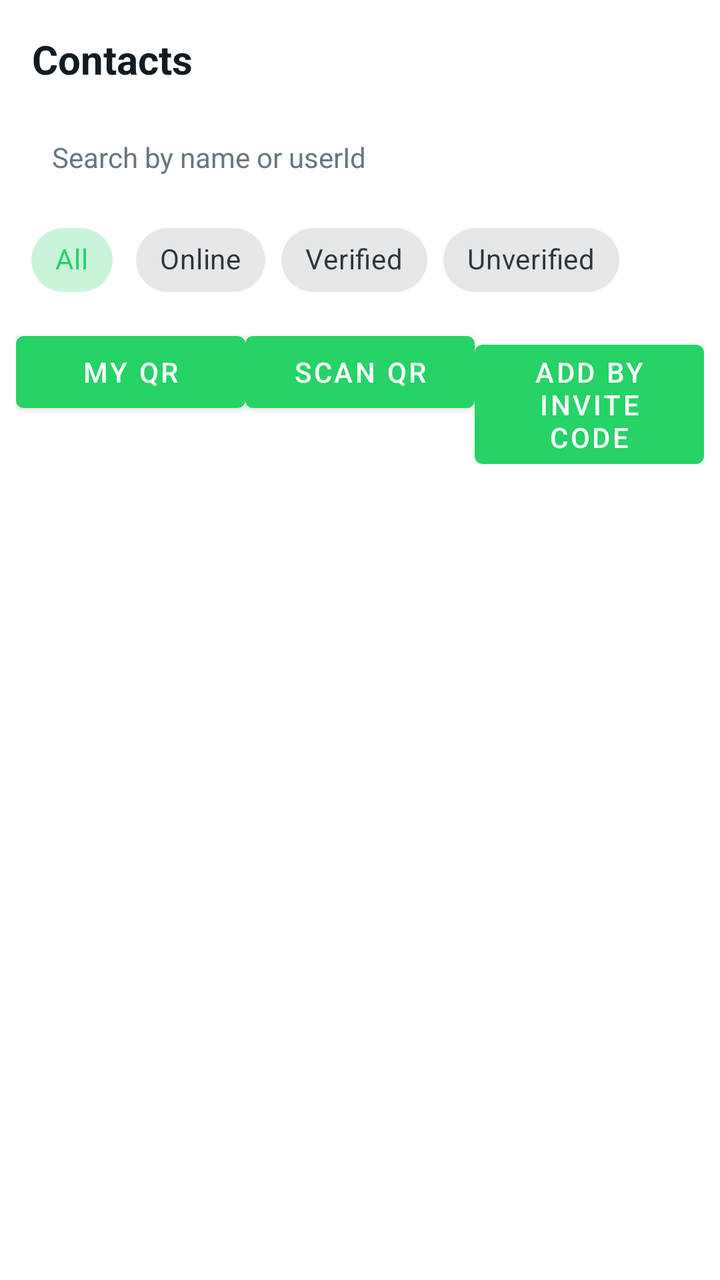
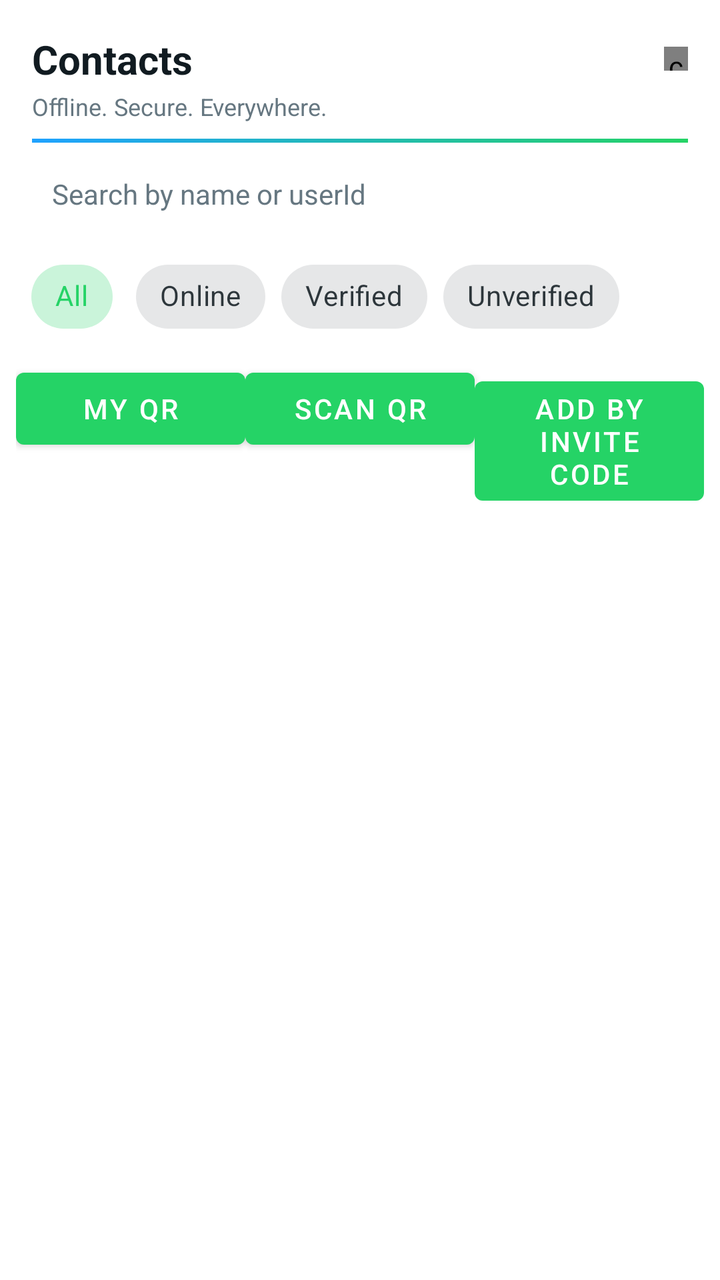

Two renders of the same Android screen: before a commit and after it. Below are the layout's source before the change and the commit's diff.
<!-- AndroidManifest.xml: application theme Theme.TharMesh -->
<!-- res/layout/fragment_contacts.xml -->
<?xml version="1.0" encoding="utf-8"?>
<LinearLayout xmlns:android="http://schemas.android.com/apk/res/android"
    android:layout_width="match_parent"
    android:layout_height="match_parent"
    android:background="?attr/tmBg"
    android:orientation="vertical">

    <TextView
        android:layout_width="match_parent"
        android:layout_height="wrap_content"
        android:background="?attr/tmBg"
        android:padding="16dp"
        android:text="@string/contacts_title"
        android:textColor="?attr/tmTextPrimary"
        android:textSize="20sp"
        android:textStyle="bold" />

    <EditText
        android:id="@+id/edit_search_contacts"
        android:layout_width="match_parent"
        android:layout_height="wrap_content"
        android:layout_marginStart="16dp"
        android:layout_marginEnd="16dp"
        android:layout_marginBottom="8dp"
        android:background="?attr/tmSurface"
        android:hint="@string/contacts_search_hint"
        android:imeOptions="actionSearch"
        android:inputType="text"
        android:maxLines="1"
        android:padding="10dp"
        android:textColor="?attr/tmTextPrimary"
        android:textColorHint="?attr/tmTextSecondary"
        android:textSize="14sp" />

    <com.google.android.material.chip.ChipGroup
        android:id="@+id/contacts_filter_chips"
        android:layout_width="match_parent"
        android:layout_height="wrap_content"
        android:layout_marginStart="12dp"
        android:layout_marginEnd="12dp"
        app:singleSelection="true"
        app:selectionRequired="true"
        xmlns:app="http://schemas.android.com/apk/res-auto">

        <com.google.android.material.chip.Chip
            android:id="@+id/chip_all"
            style="@style/Widget.MaterialComponents.Chip.Choice"
            android:layout_width="wrap_content"
            android:layout_height="wrap_content"
            android:checked="true"
            android:text="@string/contacts_filter_all" />

        <com.google.android.material.chip.Chip
            android:id="@+id/chip_online"
            style="@style/Widget.MaterialComponents.Chip.Choice"
            android:layout_width="wrap_content"
            android:layout_height="wrap_content"
            android:text="@string/contacts_filter_online" />

        <com.google.android.material.chip.Chip
            android:id="@+id/chip_verified"
            style="@style/Widget.MaterialComponents.Chip.Choice"
            android:layout_width="wrap_content"
            android:layout_height="wrap_content"
            android:text="@string/contacts_filter_verified" />

        <com.google.android.material.chip.Chip
            android:id="@+id/chip_unverified"
            style="@style/Widget.MaterialComponents.Chip.Choice"
            android:layout_width="wrap_content"
            android:layout_height="wrap_content"
            android:text="@string/contacts_filter_unverified" />
    </com.google.android.material.chip.ChipGroup>

    <LinearLayout
        android:layout_width="match_parent"
        android:layout_height="wrap_content"
        android:background="?attr/tmSurface"
        android:orientation="horizontal"
        android:padding="8dp">

        <Button
            android:id="@+id/btn_my_qr"
            android:layout_width="0dp"
            android:layout_height="wrap_content"
            android:layout_weight="1"
            android:text="@string/contacts_my_qr" />

        <Button
            android:id="@+id/btn_scan_qr"
            android:layout_width="0dp"
            android:layout_height="wrap_content"
            android:layout_weight="1"
            android:text="@string/contacts_scan_qr" />

        <Button
            android:id="@+id/btn_add_invite"
            android:layout_width="0dp"
            android:layout_height="wrap_content"
            android:layout_weight="1"
            android:text="@string/contacts_add_by_invite" />
    </LinearLayout>

    <FrameLayout
        android:layout_width="match_parent"
        android:layout_height="0dp"
        android:layout_weight="1">

        <androidx.recyclerview.widget.RecyclerView
            android:id="@+id/recycler_contacts"
            android:layout_width="match_parent"
            android:layout_height="match_parent"
            android:layoutAnimation="@anim/layout_animation_fade_in" />

        <LinearLayout
            android:id="@+id/empty_contacts"
            android:layout_width="wrap_content"
            android:layout_height="wrap_content"
            android:layout_gravity="center"
            android:gravity="center"
            android:orientation="vertical"
            android:padding="@dimen/tm_space_xxl"
            android:visibility="gone">

            <TextView
                style="@style/Text.H2"
                android:layout_width="wrap_content"
                android:layout_height="wrap_content"
                android:gravity="center"
                android:text="@string/contacts_empty_title" />

            <TextView
                style="@style/Text.Meta"
                android:layout_width="wrap_content"
                android:layout_height="wrap_content"
                android:layout_marginTop="@dimen/tm_space_s"
                android:gravity="center"
                android:lineSpacingExtra="2dp"
                android:text="@string/contacts_empty_subtitle" />

            
            <Button
                android:id="@+id/empty_btn_scan_qr"
                style="@style/TmButton.Primary"
                android:layout_width="wrap_content"
                android:layout_height="wrap_content"
                android:layout_marginTop="@dimen/tm_space_l"
                android:minWidth="200dp"
                android:text="@string/contacts_scan_qr" />

            <Button
                android:id="@+id/empty_btn_find_nearby"
                style="?android:attr/borderlessButtonStyle"
                android:layout_width="wrap_content"
                android:layout_height="wrap_content"
                android:layout_marginTop="@dimen/tm_space_s"
                android:minWidth="200dp"
                android:text="@string/new_chat_action_find_nearby" />
        </LinearLayout>
    </FrameLayout>

</LinearLayout>
<!-- resources referenced by this layout -->
<resources>
  <style name="Theme.TharMesh" parent="Theme.MaterialComponents.DayNight.NoActionBar">
          
          <item name="colorPrimary">@color/tm_light_neon_green</item>
          <item name="colorPrimaryVariant">@color/tm_light_neon_green_dim</item>
          <item name="colorOnPrimary">@color/tm_light_bg</item>
          <item name="colorSecondary">@color/tm_light_neon_cyan</item>
          <item name="colorSecondaryVariant">@color/tm_light_neon_cyan_dim</item>
          <item name="colorOnSecondary">@color/tm_light_bg</item>
          <item name="colorSurface">@color/tm_light_surface</item>
          <item name="colorOnSurface">@color/tm_light_text_primary</item>
          <item name="android:colorBackground">@color/tm_light_bg</item>
          <item name="android:textColorPrimary">@color/tm_light_text_primary</item>
          <item name="android:textColorSecondary">@color/tm_light_text_secondary</item>
          <item name="android:windowBackground">@color/tm_light_bg</item>
          <item name="android:statusBarColor" tools:targetApi="l">@color/tm_light_bg</item>
          <item name="android:navigationBarColor" tools:targetApi="l">@color/tm_light_bg</item>
          <item name="android:windowLightStatusBar" tools:targetApi="m">true</item>
  
          
          <item name="tmBg">@color/tm_light_bg</item>
          <item name="tmBg2">@color/tm_light_bg_2</item>
          <item name="tmSurface">@color/tm_light_surface</item>
          <item name="tmSurface2">@color/tm_light_surface_2</item>
          <item name="tmSurfaceGlass">@color/tm_light_surface_glass</item>
          <item name="tmStroke">@color/tm_light_stroke</item>
          <item name="tmStrokeSoft">@color/tm_light_stroke_soft</item>
  
          <item name="tmTextPrimary">@color/tm_light_text_primary</item>
          <item name="tmTextSecondary">@color/tm_light_text_secondary</item>
          <item name="tmTextMuted">@color/tm_light_text_muted</item>
  
          <item name="tmNeonCyan">@color/tm_light_neon_cyan</item>
          <item name="tmNeonCyanDim">@color/tm_light_neon_cyan_dim</item>
          <item name="tmNeonGreen">@color/tm_light_neon_green</item>
          <item name="tmNeonGreenDim">@color/tm_light_neon_green_dim</item>
          <item name="tmDesertAmber">@color/tm_light_desert_amber</item>
          <item name="tmDanger">@color/tm_light_danger</item>
          <item name="tmDangerDim">@color/tm_light_danger_dim</item>
          <item name="tmWarning">@color/tm_light_warning</item>
  
          <item name="tmBubbleMeStart">@color/tm_light_bubble_me_start</item>
          <item name="tmBubbleMeEnd">@color/tm_light_bubble_me_end</item>
          <item name="tmBubblePeer">@color/tm_light_bubble_peer</item>
          <item name="tmBubbleTextMe">@color/tm_light_bubble_text_me</item>
          <item name="tmBubbleTextPeer">@color/tm_light_bubble_text_peer</item>
  
          <item name="tmTickRead">@color/tm_light_tick_read</item>
          <item name="tmTickDefault">@color/tm_light_tick_default</item>
          <item name="tmUnreadBadge">@color/tm_light_unread_badge</item>
          <item name="tmUnreadBadgeText">@color/tm_light_unread_badge_text</item>
  
          <item name="tmGradientTop">@color/tm_light_gradient_top</item>
          <item name="tmGradientBottom">@color/tm_light_gradient_bottom</item>
          <item name="tmGlowCyan20">@color/tm_light_glow_cyan_20</item>
          <item name="tmGlowGreen20">@color/tm_light_glow_green_20</item>
          <item name="tmGlowDanger20">@color/tm_light_glow_danger_20</item>
  
          <item name="tmSearchFill">@color/tm_light_search_fill</item>
      </style>
  <!-- unchanged entries left out for length: 53 -->
</resources>

<!-- the commit's change to res/layout/fragment_contacts.xml (unified diff, before → after) -->
@@ -5,15 +5,52 @@
     android:background="?attr/tmBg"
     android:orientation="vertical">
 
-    <TextView
+    
+    <LinearLayout
         android:layout_width="match_parent"
         android:layout_height="wrap_content"
         android:background="?attr/tmBg"
-        android:padding="16dp"
-        android:text="@string/contacts_title"
-        android:textColor="?attr/tmTextPrimary"
-        android:textSize="20sp"
-        android:textStyle="bold" />
+        android:orientation="vertical"
+        android:paddingStart="16dp"
+        android:paddingEnd="16dp"
+        android:paddingTop="16dp"
+        android:paddingBottom="6dp">
+
+        <LinearLayout
+            android:layout_width="match_parent"
+            android:layout_height="wrap_content"
+            android:gravity="center_vertical"
+            android:orientation="horizontal">
+
+            <TextView
+                android:layout_width="0dp"
+                android:layout_height="wrap_content"
+                android:layout_weight="1"
+                android:text="@string/contacts_title"
+                android:textColor="?attr/tmTextPrimary"
+                android:textSize="20sp"
+                android:textStyle="bold" />
+
+            <com.tharmesh.ui.widget.PulsingDot
+                android:id="@+id/dot_brand_status"
+                android:layout_width="12dp"
+                android:layout_height="12dp" />
+        </LinearLayout>
+
+        <TextView
+            android:layout_width="wrap_content"
+            android:layout_height="wrap_content"
+            android:layout_marginTop="2dp"
+            android:text="@string/app_subtagline"
+            android:textColor="?attr/tmTextSecondary"
+            android:textSize="12sp" />
+
+        <View
+            android:layout_width="match_parent"
+            android:layout_height="2dp"
+            android:layout_marginTop="8dp"
+            android:background="@drawable/bg_brand_accent_underline" />
+    </LinearLayout>
 
     <EditText
         android:id="@+id/edit_search_contacts"
<!-- resource entries referenced after the edit -->
@@ -1,5 +1,17 @@
 <!-- resources referenced by this layout -->
 <resources>
+  <!-- drawable bg_brand_accent_underline (drawable) -->
+  <?xml version="1.0" encoding="utf-8"?>
+  <shape xmlns:android="http://schemas.android.com/apk/res/android"
+      android:shape="rectangle">
+      <gradient
+          android:type="linear"
+          android:angle="0"
+          android:startColor="?attr/tmGradientAccentStart"
+          android:endColor="?attr/tmGradientAccentEnd" />
+      <size android:height="2dp" />
+  </shape>
+  <string name="app_subtagline">Offline. Secure. Everywhere.</string>
   <style name="Theme.TharMesh" parent="Theme.MaterialComponents.DayNight.NoActionBar">
           
           <item name="colorPrimary">@color/tm_light_neon_green</item>
@@ -58,7 +70,29 @@
           <item name="tmGlowDanger20">@color/tm_light_glow_danger_20</item>
   
           <item name="tmSearchFill">@color/tm_light_search_fill</item>
+  
+          
+          <item name="tmSurfaceGlassRaised">@color/tm_light_surface_glass_raised</item>
+          <item name="tmSurfaceGlassFloating">@color/tm_light_surface_glass_floating</item>
+          <item name="tmGlassHighlight">@color/tm_light_glass_highlight</item>
+          <item name="tmGradientAccentStart">@color/tm_light_gradient_accent_start</item>
+          <item name="tmGradientAccentEnd">@color/tm_light_gradient_accent_end</item>
+          <item name="tmShadowSoft">@color/tm_light_shadow_soft</item>
+          <item name="tmDotConnected">@color/tm_light_dot_connected</item>
+          <item name="tmDotSearching">@color/tm_light_dot_searching</item>
+          <item name="tmDotOffline">@color/tm_light_dot_offline</item>
+          <item name="tmDotDegraded">@color/tm_light_dot_degraded</item>
       </style>
+  <color name="tm_light_surface_glass_raised">#F2FFFFFF</color>
+  <color name="tm_light_surface_glass_floating">#E6FFFFFF</color>
+  <color name="tm_light_glass_highlight">#33FFFFFF</color>
+  <color name="tm_light_gradient_accent_start">#1FA2FF</color>
+  <color name="tm_light_gradient_accent_end">#25D366</color>
+  <color name="tm_light_shadow_soft">#26000000</color>
+  <color name="tm_light_dot_connected">#25D366</color>
+  <color name="tm_light_dot_searching">#1FA2FF</color>
+  <color name="tm_light_dot_offline">#8696A0</color>
+  <color name="tm_light_dot_degraded">#F09D38</color>
   <!-- unchanged entries left out for length: 53 -->
 </resources>
 
